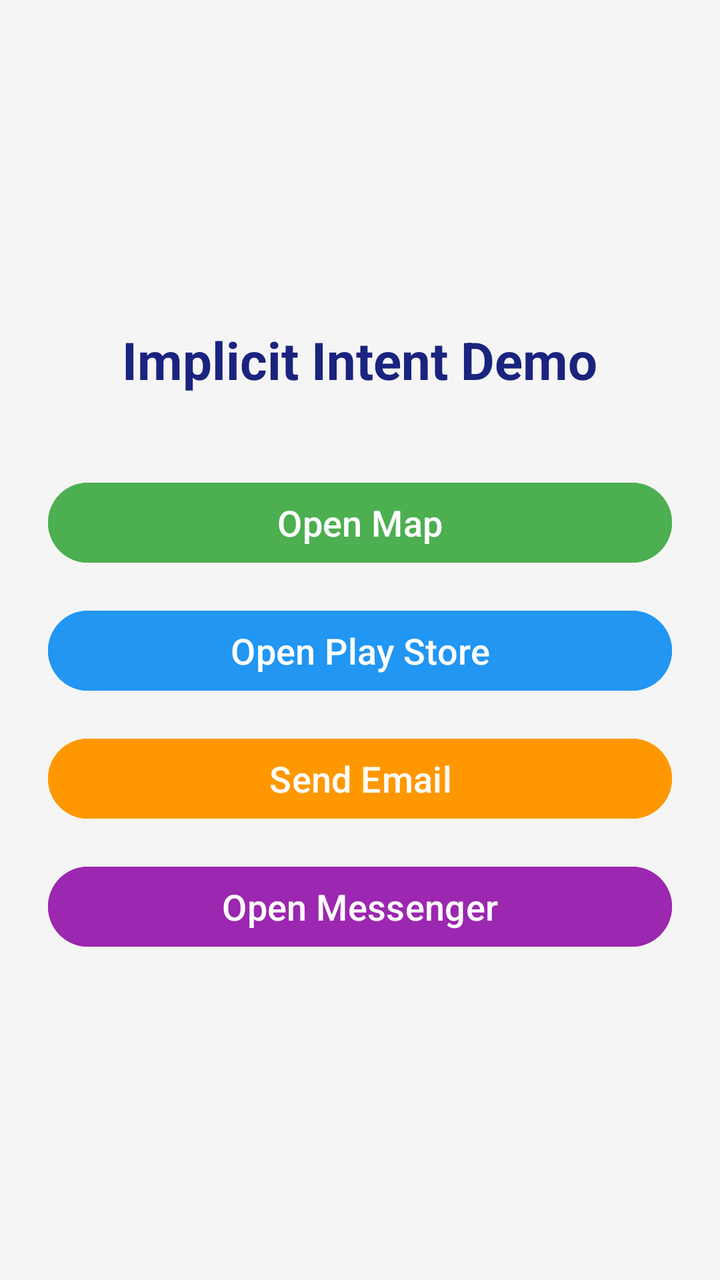
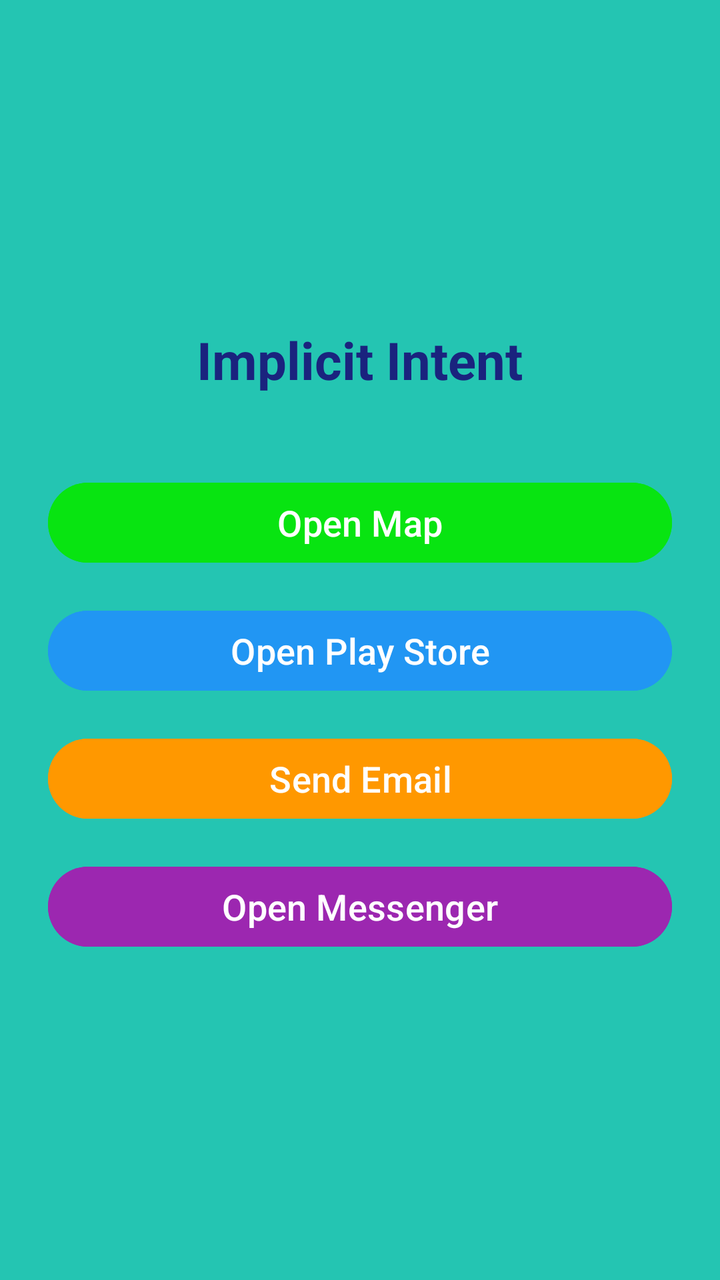

Compare the two renders of this Android layout. The source of the first and the diff that turns it into the second are given below.
<!-- AndroidManifest.xml: application theme Theme.Prgm_5_ImplictIntents -->
<!-- res/layout/activity_main.xml -->
<?xml version="1.0" encoding="utf-8"?>
<LinearLayout xmlns:android="http://schemas.android.com/apk/res/android"
    xmlns:tools="http://schemas.android.com/tools"
    android:id="@+id/main"
    android:layout_width="match_parent"
    android:layout_height="match_parent"
    android:orientation="vertical"
    android:gravity="center"
    android:padding="24dp"
    android:background="#F5F5F5"
    tools:context=".MainActivity">

    <TextView
        android:layout_width="wrap_content"
        android:layout_height="wrap_content"
        android:text="Implicit Intent Demo"
        android:textSize="26sp"
        android:textStyle="bold"
        android:textColor="#1A237E"
        android:layout_marginBottom="40dp"/>

    <Button
        android:id="@+id/button"
        android:layout_width="match_parent"
        android:layout_height="wrap_content"
        android:text="Open Map"
        android:textSize="18sp"
        android:textColor="#FFFFFF"
        android:backgroundTint="#4CAF50"
        android:layout_marginBottom="16dp"/>

    <Button
        android:id="@+id/button2"
        android:layout_width="match_parent"
        android:layout_height="wrap_content"
        android:text="Open Play Store"
        android:textSize="18sp"
        android:textColor="#FFFFFF"
        android:backgroundTint="#2196F3"
        android:layout_marginBottom="16dp"/>

    <Button
        android:id="@+id/button3"
        android:layout_width="match_parent"
        android:layout_height="wrap_content"
        android:text="Send Email"
        android:textSize="18sp"
        android:textColor="#FFFFFF"
        android:backgroundTint="#FF9800"
        android:layout_marginBottom="16dp"/>

    <Button
        android:id="@+id/button4"
        android:layout_width="match_parent"
        android:layout_height="wrap_content"
        android:text="Open Messenger"
        android:textSize="18sp"
        android:textColor="#FFFFFF"
        android:backgroundTint="#9C27B0"/>

</LinearLayout>
<!-- resources referenced by this layout -->
<resources>
  <style name="Theme.Prgm_5_ImplictIntents" parent="Base.Theme.Prgm_5_ImplictIntents" />
  <style name="Base.Theme.Prgm_5_ImplictIntents" parent="Theme.Material3.DayNight.NoActionBar">
          
          
      </style>
</resources>

<!-- the commit's change to res/layout/activity_main.xml (unified diff, before → after) -->
@@ -4,58 +4,58 @@
     android:id="@+id/main"
     android:layout_width="match_parent"
     android:layout_height="match_parent"
+    android:background="#24C5B2"
+    android:gravity="center"
     android:orientation="vertical"
-    android:gravity="center"
     android:padding="24dp"
-    android:background="#F5F5F5"
     tools:context=".MainActivity">
 
     <TextView
         android:layout_width="wrap_content"
         android:layout_height="wrap_content"
-        android:text="Implicit Intent Demo"
+        android:layout_marginBottom="40dp"
+        android:text="Implicit Intent"
+        android:textColor="#1A237E"
         android:textSize="26sp"
-        android:textStyle="bold"
-        android:textColor="#1A237E"
-        android:layout_marginBottom="40dp"/>
+        android:textStyle="bold" />
 
     <Button
         android:id="@+id/button"
         android:layout_width="match_parent"
         android:layout_height="wrap_content"
+        android:layout_marginBottom="16dp"
+        android:backgroundTint="#08E411"
         android:text="Open Map"
-        android:textSize="18sp"
         android:textColor="#FFFFFF"
-        android:backgroundTint="#4CAF50"
-        android:layout_marginBottom="16dp"/>
+        android:textSize="18sp" />
 
     <Button
         android:id="@+id/button2"
         android:layout_width="match_parent"
         android:layout_height="wrap_content"
+        android:layout_marginBottom="16dp"
+        android:backgroundTint="#2196F3"
         android:text="Open Play Store"
-        android:textSize="18sp"
         android:textColor="#FFFFFF"
-        android:backgroundTint="#2196F3"
-        android:layout_marginBottom="16dp"/>
+        android:textSize="18sp" />
 
     <Button
         android:id="@+id/button3"
         android:layout_width="match_parent"
         android:layout_height="wrap_content"
+        android:layout_marginBottom="16dp"
+        android:backgroundTint="#FF9800"
         android:text="Send Email"
-        android:textSize="18sp"
         android:textColor="#FFFFFF"
-        android:backgroundTint="#FF9800"
-        android:layout_marginBottom="16dp"/>
+        android:textSize="18sp" />
 
     <Button
         android:id="@+id/button4"
         android:layout_width="match_parent"
         android:layout_height="wrap_content"
+        android:backgroundTint="#9C27B0"
         android:text="Open Messenger"
-        android:textSize="18sp"
         android:textColor="#FFFFFF"
-        android:backgroundTint="#9C27B0"/>
+        android:textSize="18sp" />
 
 </LinearLayout>
